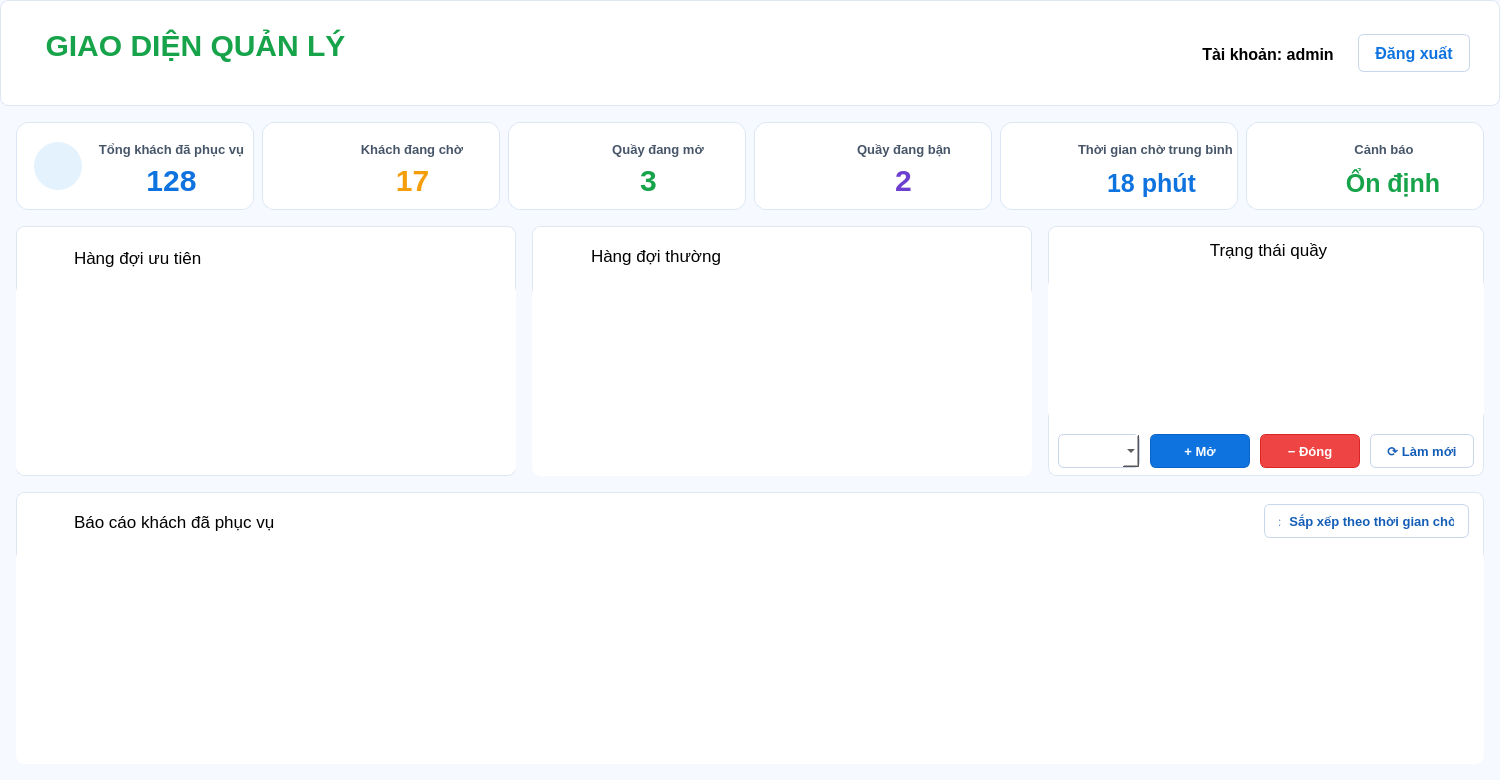
The window that ui/quan_ly.ui (DangDan111/Nhom4_Hethongmophonghangdoidichvu) describes before a commit, drawn with Qt 5.
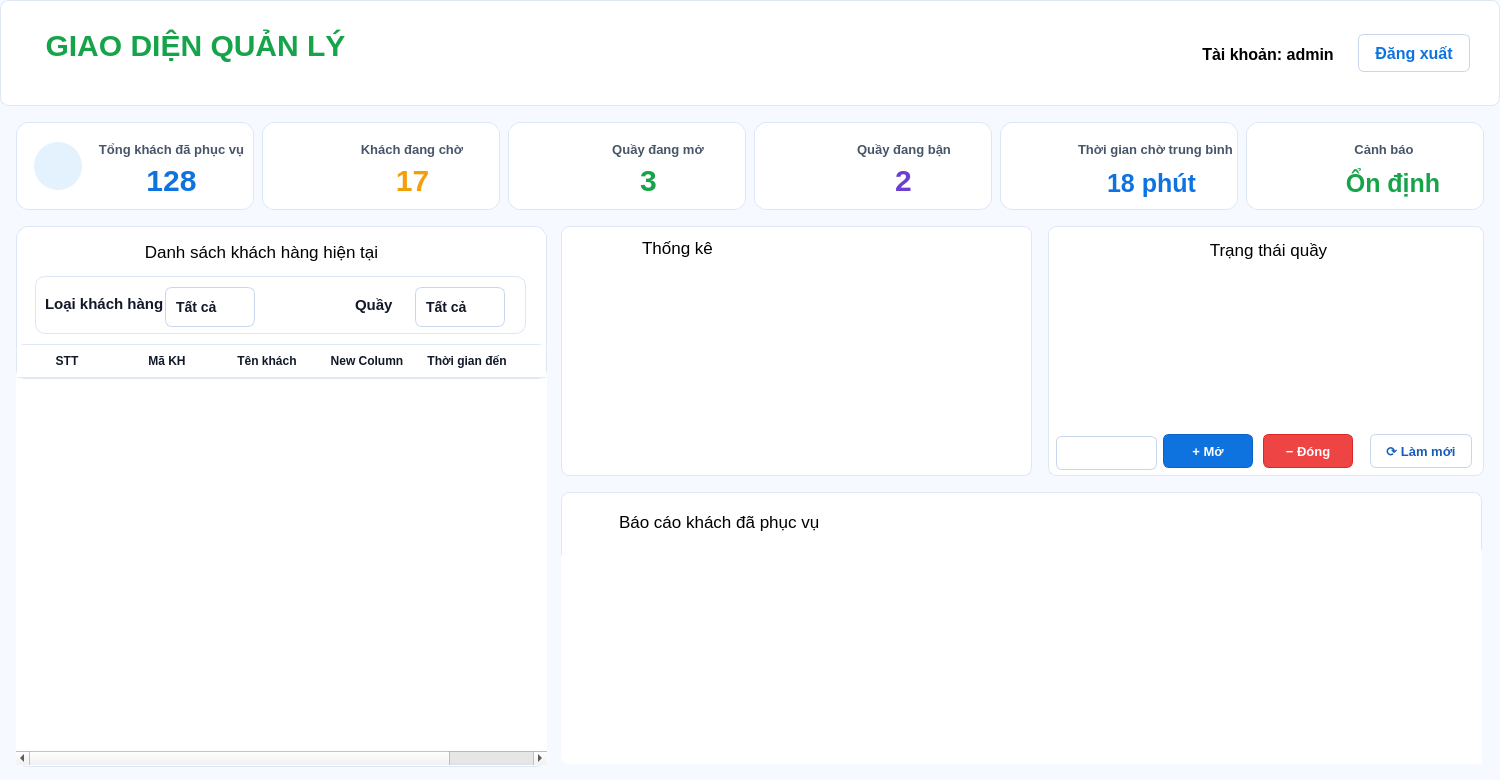
The same window after the commit. Icons and pictures are not drawn.

Commit message: fix quan ly

Diff of the .ui file:
```diff
--- a/ui/quan_ly.ui
+++ b/ui/quan_ly.ui
@@ -26,42 +26,49 @@
    <string>Giao diện quản lý</string>
   </property>
   <property name="styleSheet">
-   <string notr="true">
-QWidget#QuanLyForm {
+   <string notr="true">QWidget#QuanLyForm {
     background: #f6f9ff;
     font-family: &quot;Segoe UI&quot;;
     color: #111827;
 }
+
 QFrame {
     background: #ffffff;
     border: 1px solid #dfe7f3;
     border-radius: 8px;
 }
+
 QLabel {
     background: transparent;
     border: none;
 }
+
 QLabel#lblTitle {
     color: #0f6fd8;
     font-weight: 800;
     letter-spacing: 0px;
 }
+
 QLabel#lblSubtitle {
     color: #374151;
 }
+
 QLabel.sectionTitle {
     color: #155eb8;
     font-weight: 800;
 }
+
 QLabel.metricValue {
     font-weight: 800;
 }
+
 QLabel.iconCircle {
     min-width: 54px;
     min-height: 54px;
     max-width: 54px;
     max-height: 54px;
 }
+
 QPushButton {
     background: #0f73df;
     color: white;
@@ -70,6 +77,7 @@
     padding: 7px 14px;
     font-weight: 700;
 }
+
 QPushButton#btnDangXuat,
 QPushButton#btnSapXepBaoCao,
 QPushButton#btnLamMoi {
@@ -77,16 +85,29 @@
     color: #155eb8;
     border: 1px solid #c8d6eb;
 }
+
 QPushButton#btnDongQuay {
     background: #ef4444;
     border-color: #dc2626;
 }
+
 QComboBox {
     background: #ffffff;
     border: 1px solid #c8d6eb;
     border-radius: 6px;
-    padding: 5px 10px;
+    padding-left: 10px;
+    padding-right: 22px;
+    padding-top: 0px;
+    padding-bottom: 0px;
+    min-height: 30px;
+    max-height: 34px;
 }
+
+QComboBox::drop-down {
+    border: none;
+    width: 22px;
+}
+
 QTableWidget {
     background: #ffffff;
     alternate-background-color: #fbfdff;
@@ -95,6 +116,7 @@
     selection-background-color: #dbeafe;
     selection-color: #111827;
 }
+
 QHeaderView::section {
     background: #ffffff;
     border: 0px;
@@ -103,6 +125,7 @@
     font-weight: 700;
     color: #111827;
 }
+
 QFrame#cardTongDaPhucVu,
 QFrame#cardKhachDangCho,
 QFrame#cardQuayDangMo,
@@ -180,6 +203,108 @@
     font-weight: 900;
     background: transparent;
     border: none;
+}
+
+QFrame#frameDanhSachKhach {
+    background: #ffffff;
+    border: 1px solid #dbe7f5;
+    border-radius: 12px;
+}
+
+QFrame#frameBoLocHangDoi {
+    background: #ffffff;
+    border: 1px solid #dbe7f5;
+    border-radius: 10px;
+}
+
+QLabel#lblTieuDeDanhSach {
+    color: #155eb8;
+    font-family: &quot;Segoe UI&quot;;
+    font-size: 22px;
+    font-weight: 900;
+    background: transparent;
+    border: none;
+}
+
+QLabel#lblLoaiKhachHang {
+    color: #111827;
+    font-family: &quot;Segoe UI&quot;;
+    font-size: 15px;
+    font-weight: 800;
+    background: transparent;
+    border: none;
+    padding: 0px;
+}
+
+QLabel#lblQuayLoc {
+    color: #111827;
+    font-family: &quot;Segoe UI&quot;;
+    font-size: 15px;
+    font-weight: 800;
+    background: transparent;
+    border: none;
+    padding: 0px;
+}
+
+QComboBox#cboLoaiKhachHang,
+QComboBox#cboQuayLoc {
+    background: #ffffff;
+    color: #111827;
+    border: 1px solid #c8d6eb;
+    border-radius: 6px;
+    padding-left: 10px;
+    padding-right: 22px;
+    padding-top: 0px;
+    padding-bottom: 0px;
+    font-family: &quot;Segoe UI&quot;;
+    font-size: 14px;
+    font-weight: 600;
+    min-height: 32px;
+    max-height: 34px;
+}
+
+QComboBox#cboLoaiKhachHang:hover,
+QComboBox#cboQuayLoc:hover {
+    border: 1px solid #0f73df;
+}
+
+QComboBox#cboLoaiKhachHang::drop-down,
+QComboBox#cboQuayLoc::drop-down {
+    border: none;
+    width: 22px;
+}
+
+QTableWidget#tblHangDoiUuTien {
+    background: #ffffff;
+    alternate-background-color: #fbfdff;
+    border: 0px;
+    gridline-color: #edf1f7;
+    color: #111827;
+    font-family: &quot;Segoe UI&quot;;
+    font-size: 14px;
+    selection-background-color: #dbeafe;
+    selection-color: #111827;
+}
+
+QTableWidget#tblHangDoiUuTien::item {
+    padding: 8px;
+    border: none;
+}
+
+QTableWidget#tblHangDoiUuTien QHeaderView::section {
+    background: #ffffff;
+    color: #111827;
+    font-family: &quot;Segoe UI&quot;;
+    font-size: 14px;
+    font-weight: 900;
+    padding: 10px 6px;
+    border: none;
+    border-bottom: 2px solid #e5eaf2;
+}
+
+QTableWidget#tblHangDoiUuTien QTableCornerButton::section {
+    background: #ffffff;
+    border: none;
 }</string>
   </property>
   <widget class="QFrame" name="header">
@@ -991,13 +1116,13 @@
     </property>
    </widget>
   </widget>
-  <widget class="QFrame" name="panelHangDoiUuTien">
+  <widget class="QFrame" name="frameDanhSachKhach">
    <property name="geometry">
     <rect>
      <x>16</x>
      <y>226</y>
-     <width>500</width>
-     <height>250</height>
+     <width>531</width>
+     <height>541</height>
     </rect>
    </property>
    <property name="frameShape">
@@ -1006,8 +1131,8 @@
    <widget class="QLabel" name="lblIconHangDoiUuTien">
     <property name="geometry">
      <rect>
-      <x>18</x>
-      <y>16</y>
+      <x>80</x>
+      <y>10</y>
       <width>34</width>
       <height>32</height>
      </rect>
@@ -1023,7 +1148,7 @@
      <string/>
     </property>
     <property name="pixmap">
-     <pixmap>../images/star.png</pixmap>
+     <pixmap>../images/danhsachkh.png</pixmap>
     </property>
     <property name="scaledContents">
      <bool>true</bool>
@@ -1038,10 +1163,10 @@
    <widget class="QLabel" name="lblTitleHangDoiUuTien">
     <property name="geometry">
      <rect>
-      <x>58</x>
-      <y>18</y>
-      <width>260</width>
-      <height>28</height>
+      <x>110</x>
+      <y>10</y>
+      <width>271</width>
+      <height>31</height>
      </rect>
     </property>
     <property name="font">
@@ -1052,7 +1177,10 @@
      </font>
     </property>
     <property name="text">
-     <string>Hàng đợi ưu tiên</string>
+     <string>Danh sách khách hàng hiện tại</string>
+    </property>
+    <property name="alignment">
+     <set>Qt::AlignmentFlag::AlignCenter</set>
     </property>
     <property name="class" stdset="0">
      <string>sectionTitle</string>
@@ -1062,14 +1190,17 @@
     <property name="geometry">
      <rect>
       <x>0</x>
-      <y>58</y>
-      <width>500</width>
-      <height>190</height>
+      <y>118</y>
+      <width>531</width>
+      <height>421</height>
      </rect>
     </property>
     <property name="focusPolicy">
      <enum>Qt::FocusPolicy::NoFocus</enum>
     </property>
+    <property name="editTriggers">
+     <set>QAbstractItemView::EditTrigger::NoEditTriggers</set>
+    </property>
     <property name="alternatingRowColors">
      <bool>true</bool>
     </property>
@@ -1079,14 +1210,172 @@
     <property name="showGrid">
      <bool>true</bool>
     </property>
+    <property name="columnCount">
+     <number>6</number>
+    </property>
+    <column>
+     <property name="text">
+      <string>STT</string>
+     </property>
+     <property name="foreground">
+      <brush brushstyle="NoBrush">
+       <color alpha="240">
+        <red>0</red>
+        <green>0</green>
+        <blue>0</blue>
+       </color>
+      </brush>
+     </property>
+    </column>
+    <column>
+     <property name="text">
+      <string>Mã KH</string>
+     </property>
+    </column>
+    <column>
+     <property name="text">
+      <string>Tên khách</string>
+     </property>
+    </column>
+    <column>
+     <property name="text">
+      <string>New Column</string>
+     </property>
+    </column>
+    <column>
+     <property name="text">
+      <string>Thời gian đến</string>
+     </property>
+    </column>
+    <column>
+     <property name="text">
+      <string>Vị trí</string>
+     </property>
+    </column>
+   </widget>
+   <widget class="QFrame" name="frameBoLocHangDoi">
+    <property name="geometry">
+     <rect>
+      <x>19</x>
+      <y>50</y>
+      <width>491</width>
+      <height>58</height>
+     </rect>
+    </property>
+    <property name="styleSheet">
+     <string notr="true">QComboBox#cboLoaiKhachHang,
+QComboBox#cboQuayLoc {
+    background: #ffffff;
+    color: #111827;
+    border: 1px solid #c8d6eb;
+    border-radius: 7px;
+    padding: 6px 10px;
+    font-family: &quot;Segoe UI&quot;;
+    font-size: 14px;
+    font-weight: 600;
+    min-height: 26px;
+}</string>
+    </property>
+    <property name="frameShape">
+     <enum>QFrame::Shape::StyledPanel</enum>
+    </property>
+    <property name="frameShadow">
+     <enum>QFrame::Shadow::Raised</enum>
+    </property>
+    <widget class="QLabel" name="lblLoaiKhachHang">
+     <property name="geometry">
+      <rect>
+       <x>10</x>
+       <y>10</y>
+       <width>121</width>
+       <height>36</height>
+      </rect>
+     </property>
+     <property name="font">
+      <font>
+       <family>Segoe UI</family>
+       <pointsize>-1</pointsize>
+       <fontweight>ExtraBold</fontweight>
+      </font>
+     </property>
+     <property name="text">
+      <string>Loại khách hàng</string>
+     </property>
+    </widget>
+    <widget class="QComboBox" name="cboLoaiKhachHang">
+     <property name="geometry">
+      <rect>
+       <x>130</x>
+       <y>11</y>
+       <width>90</width>
+       <height>40</height>
+      </rect>
+     </property>
+     <property name="editable">
+      <bool>false</bool>
+     </property>
+     <item>
+      <property name="text">
+       <string>Tất cả</string>
+      </property>
+     </item>
+     <item>
+      <property name="text">
+       <string>Thường</string>
+      </property>
+     </item>
+     <item>
+      <property name="text">
+       <string>Ưu tiên</string>
+      </property>
+     </item>
+    </widget>
+    <widget class="QComboBox" name="cboQuayLoc">
+     <property name="geometry">
+      <rect>
+       <x>380</x>
+       <y>11</y>
+       <width>90</width>
+       <height>40</height>
+      </rect>
+     </property>
+     <property name="styleSheet">
+      <string notr="true"/>
+     </property>
+     <item>
+      <property name="text">
+       <string>Tất cả</string>
+      </property>
+     </item>
+    </widget>
+    <widget class="QLabel" name="lblQuayLoc">
+     <property name="geometry">
+      <rect>
+       <x>320</x>
+       <y>11</y>
+       <width>45</width>
+       <height>36</height>
+      </rect>
+     </property>
+     <property name="font">
+      <font>
+       <family>Segoe UI</family>
+       <pointsize>-1</pointsize>
+       <fontweight>ExtraBold</fontweight>
+      </font>
+     </property>
+     <property name="text">
+      <string>Quầy</string>
+     </property>
+    </widget>
    </widget>
   </widget>
   <widget class="QFrame" name="panelHangDoiThuong">
    <property name="geometry">
     <rect>
-     <x>532</x>
+     <x>561</x>
      <y>226</y>
-     <width>500</width>
+     <width>471</width>
      <height>250</height>
     </rect>
    </property>
@@ -1097,7 +1386,7 @@
     <property name="geometry">
      <rect>
       <x>18</x>
-      <y>16</y>
+      <y>6</y>
       <width>34</width>
       <height>32</height>
      </rect>
@@ -1113,7 +1402,7 @@
      <string/>
     </property>
     <property name="pixmap">
-     <pixmap>../images/star (1).png</pixmap>
+     <pixmap>../images/task.png</pixmap>
     </property>
     <property name="scaledContents">
      <bool>true</bool>
@@ -1128,9 +1417,9 @@
    <widget class="QLabel" name="lblTitleHangDoiThuong">
     <property name="geometry">
      <rect>
-      <x>59</x>
-      <y>16</y>
-      <width>151</width>
+      <x>66</x>
+      <y>8</y>
+      <width>101</width>
       <height>28</height>
      </rect>
     </property>
@@ -1142,34 +1431,15 @@
      </font>
     </property>
     <property name="text">
-     <string>Hàng đợi thường</string>
+     <string>Thống kê</string>
+    </property>
+    <property name="alignment">
+     <set>Qt::AlignmentFlag::AlignCenter</set>
     </property>
     <property name="class" stdset="0">
      <string>sectionTitle</string>
     </property>
    </widget>
-   <widget class="QTableWidget" name="tblHangDoiThuong">
-    <property name="geometry">
-     <rect>
-      <x>0</x>
-      <y>60</y>
-      <width>500</width>
-      <height>190</height>
-     </rect>
-    </property>
-    <property name="focusPolicy">
-     <enum>Qt::FocusPolicy::NoFocus</enum>
-    </property>
-    <property name="alternatingRowColors">
-     <bool>true</bool>
-    </property>
-    <property name="selectionBehavior">
-     <enum>QAbstractItemView::SelectionBehavior::SelectRows</enum>
-    </property>
-    <property name="showGrid">
-     <bool>true</bool>
-    </property>
-   </widget>
   </widget>
   <widget class="QFrame" name="panelTrangThaiQuay">
    <property name="geometry">
@@ -1244,9 +1514,9 @@
    <widget class="QTableWidget" name="tblQuay">
     <property name="geometry">
      <rect>
-      <x>0</x>
+      <x>1</x>
       <y>52</y>
-      <width>436</width>
+      <width>434</width>
       <height>142</height>
      </rect>
     </property>
@@ -1266,9 +1536,9 @@
    <widget class="QComboBox" name="cboQuay">
     <property name="geometry">
      <rect>
-      <x>10</x>
-      <y>208</y>
-      <width>82</width>
+      <x>8</x>
+      <y>210</y>
+      <width>101</width>
       <height>34</height>
      </rect>
     </property>
@@ -1276,9 +1546,9 @@
    <widget class="QPushButton" name="btnMoQuay">
     <property name="geometry">
      <rect>
-      <x>102</x>
+      <x>115</x>
       <y>208</y>
-      <width>100</width>
+      <width>90</width>
       <height>34</height>
      </rect>
     </property>
@@ -1299,9 +1569,9 @@
    <widget class="QPushButton" name="btnDongQuay">
     <property name="geometry">
      <rect>
-      <x>212</x>
+      <x>215</x>
       <y>208</y>
-      <width>100</width>
+      <width>90</width>
       <height>34</height>
      </rect>
     </property>
@@ -1324,7 +1594,7 @@
      <rect>
       <x>322</x>
       <y>208</y>
-      <width>104</width>
+      <width>102</width>
       <height>34</height>
      </rect>
     </property>
@@ -1346,9 +1616,9 @@
   <widget class="QFrame" name="panelBaoCao">
    <property name="geometry">
     <rect>
-     <x>16</x>
+     <x>561</x>
      <y>492</y>
-     <width>1468</width>
+     <width>921</width>
      <height>272</height>
     </rect>
    </property>
```
The commit also changes 2 other files.
